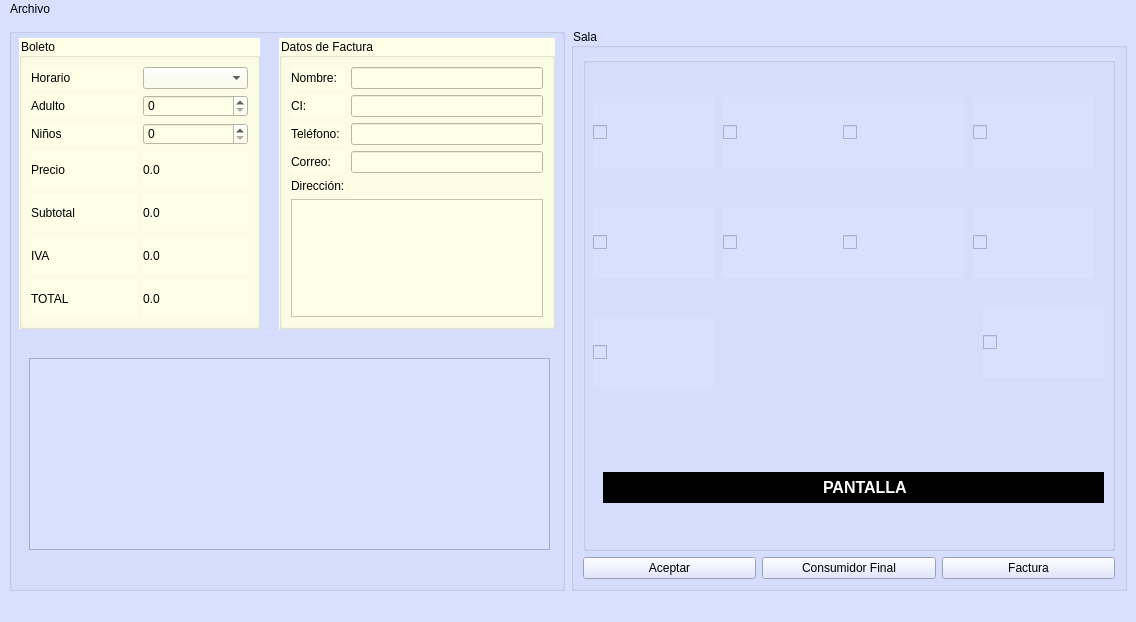
Jtobar-Ec/Cine-Mejorado, file Sala.ui: the form before one commit.
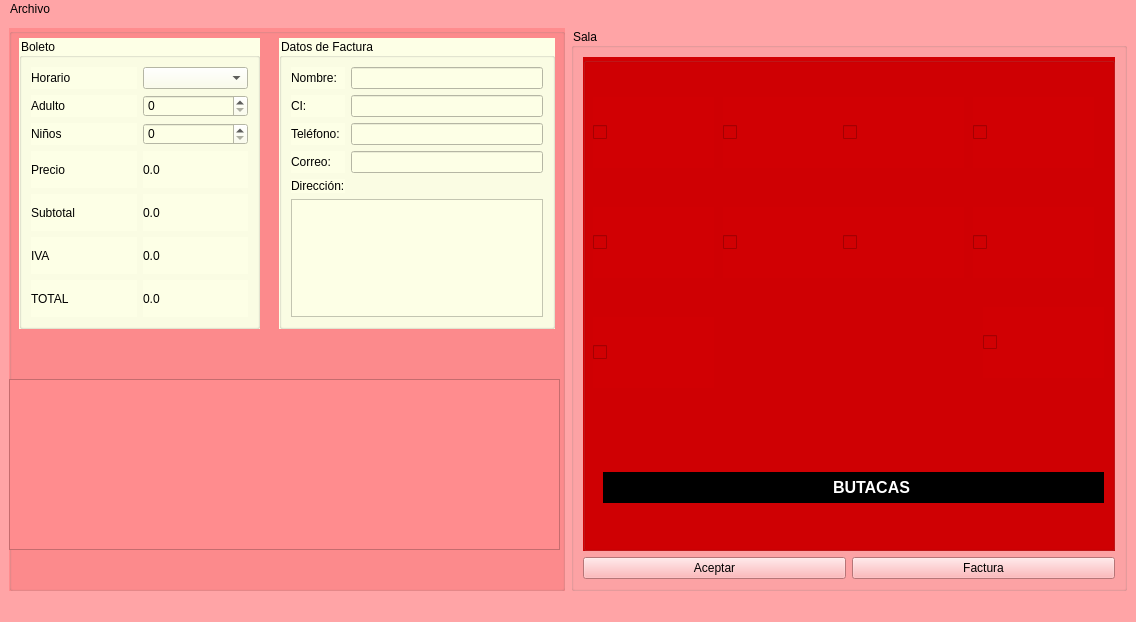
The form after the commit. Icons and pictures are not drawn.

Commit message: Arreglo de ui-Condicionales

```diff
--- a/Sala.ui
+++ b/Sala.ui
@@ -14,7 +14,7 @@
    <string>MainWindow</string>
   </property>
   <property name="styleSheet">
-   <string notr="true">background-color: rgb(217, 223, 255);</string>
+   <string notr="true">background-color: rgb(255, 164, 166);</string>
   </property>
   <widget class="QWidget" name="centralwidget">
    <layout class="QGridLayout" name="gridLayout">
@@ -26,20 +26,29 @@
       <layout class="QGridLayout" name="gridLayout_2">
        <item row="1" column="0">
         <widget class="QPushButton" name="OutCompra">
+         <property name="styleSheet">
+          <string notr="true">color: rgb(0, 0, 0);</string>
+         </property>
          <property name="text">
           <string>Aceptar</string>
          </property>
         </widget>
        </item>
-       <item row="1" column="2">
+       <item row="1" column="1">
         <widget class="QPushButton" name="btnFactura">
+         <property name="styleSheet">
+          <string notr="true">color: rgb(0, 0, 0);</string>
+         </property>
          <property name="text">
           <string>Factura</string>
          </property>
         </widget>
        </item>
-       <item row="0" column="0" colspan="3">
+       <item row="0" column="0" colspan="2">
         <widget class="QGroupBox" name="groupBox_4">
+         <property name="styleSheet">
+          <string notr="true">background-color: rgb(209, 0, 3);</string>
+         </property>
          <property name="title">
           <string/>
          </property>
@@ -222,7 +231,7 @@
          <widget class="QLabel" name="label_4">
           <property name="geometry">
            <rect>
-            <x>240</x>
+            <x>250</x>
             <y>420</y>
             <width>91</width>
             <height>20</height>
@@ -231,7 +240,6 @@
           <property name="font">
            <font>
             <pointsize>12</pointsize>
-            <weight>75</weight>
             <bold>true</bold>
            </font>
           </property>
@@ -241,23 +249,19 @@
 </string>
           </property>
           <property name="text">
-           <string>PANTALLA</string>
+           <string>BUTACAS</string>
           </property>
          </widget>
         </widget>
        </item>
-       <item row="1" column="1">
-        <widget class="QPushButton" name="pushButton">
-         <property name="text">
-          <string>Consumidor Final</string>
-         </property>
-        </widget>
-       </item>
       </layout>
      </widget>
     </item>
     <item row="0" column="0">
      <widget class="QGroupBox" name="groupBox_3">
+      <property name="styleSheet">
+       <string notr="true">background-color: rgb(255, 140, 142);</string>
+      </property>
       <property name="title">
        <string/>
       </property>
@@ -380,12 +384,15 @@
       <widget class="QTableWidget" name="OutPelis">
        <property name="geometry">
         <rect>
-         <x>20</x>
-         <y>330</y>
-         <width>521</width>
-         <height>192</height>
+         <x>0</x>
+         <y>351</y>
+         <width>551</width>
+         <height>171</height>
         </rect>
        </property>
+       <attribute name="horizontalHeaderDefaultSectionSize">
+        <number>110</number>
+       </attribute>
       </widget>
       <widget class="QGroupBox" name="groupBox_5">
        <property name="geometry">
@@ -465,7 +472,7 @@
      <x>0</x>
      <y>0</y>
      <width>1136</width>
-     <height>21</height>
+     <height>25</height>
     </rect>
    </property>
    <widget class="QMenu" name="menuArchivo">
```
Left out of the diff: 46 changed lines with no effect on the pictures. The commit also changes 2 other files.
